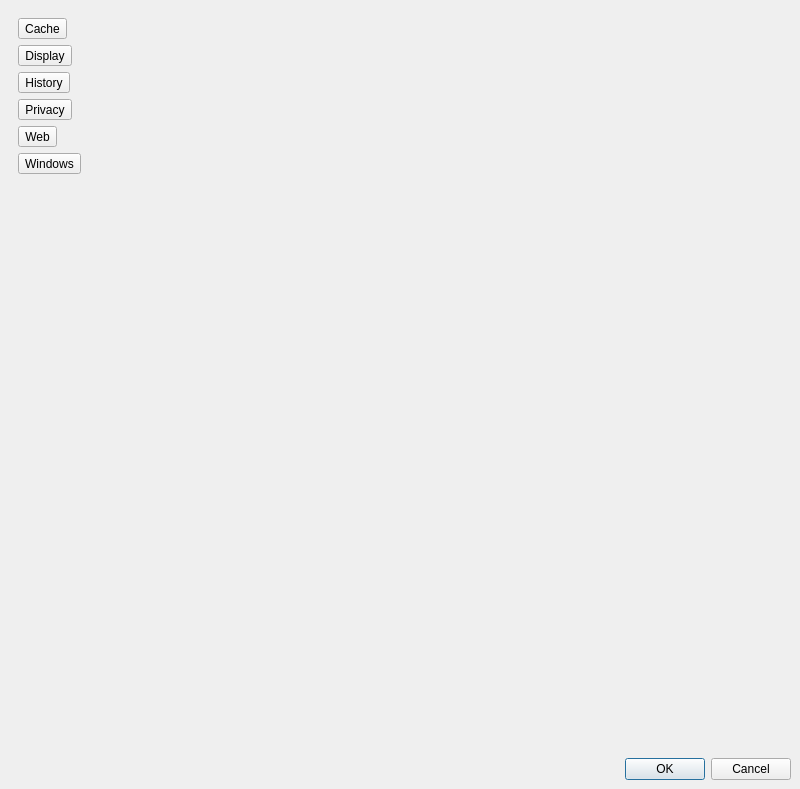
Above: 2.x/UI/dooble_settings.ui from textbrowser/dooble before the change. Below: the same form after it.
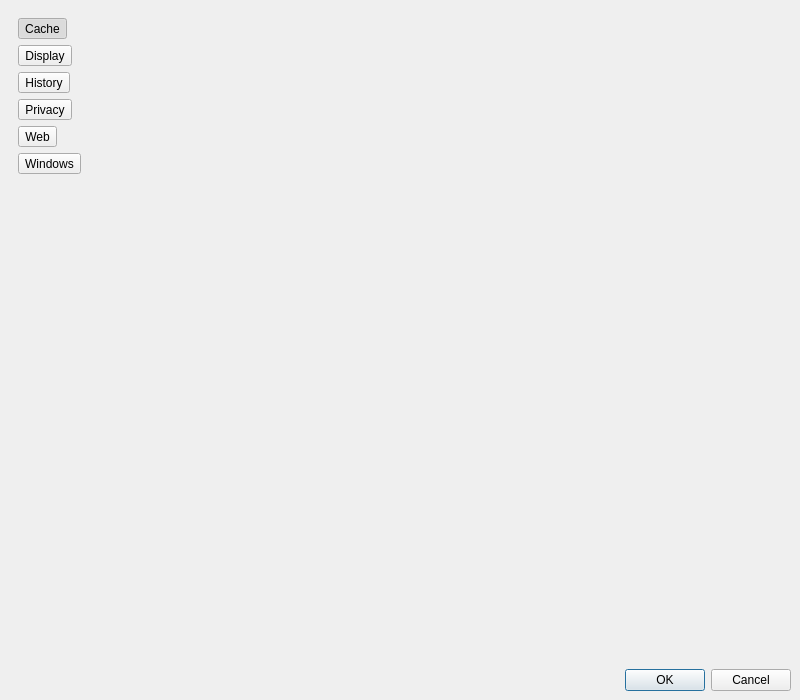
That is the form after the change. Icons and pictures are not drawn.

Commit message: Show the Settings window.

```diff
--- a/2.x/UI/dooble_settings.ui
+++ b/2.x/UI/dooble_settings.ui
@@ -7,7 +7,7 @@
     <x>0</x>
     <y>0</y>
     <width>800</width>
-    <height>789</height>
+    <height>700</height>
    </rect>
   </property>
   <property name="windowTitle">
@@ -29,6 +29,12 @@
           <verstretch>0</verstretch>
          </sizepolicy>
         </property>
+        <property name="minimumSize">
+         <size>
+          <width>105</width>
+          <height>0</height>
+         </size>
+        </property>
         <property name="frameShape">
          <enum>QFrame::NoFrame</enum>
         </property>
@@ -40,8 +46,8 @@
           <rect>
            <x>0</x>
            <y>0</y>
-           <width>90</width>
-           <height>738</height>
+           <width>105</width>
+           <height>649</height>
           </rect>
          </property>
          <layout class="QVBoxLayout" name="verticalLayout">
@@ -60,6 +66,12 @@
               <height>64</height>
              </size>
             </property>
+            <property name="checkable">
+             <bool>true</bool>
+            </property>
+            <property name="checked">
+             <bool>true</bool>
+            </property>
             <property name="toolButtonStyle">
              <enum>Qt::ToolButtonTextUnderIcon</enum>
             </property>
```
Left out of the diff: 15 changed lines with no effect on the pictures. The commit also changes 2 other files.
